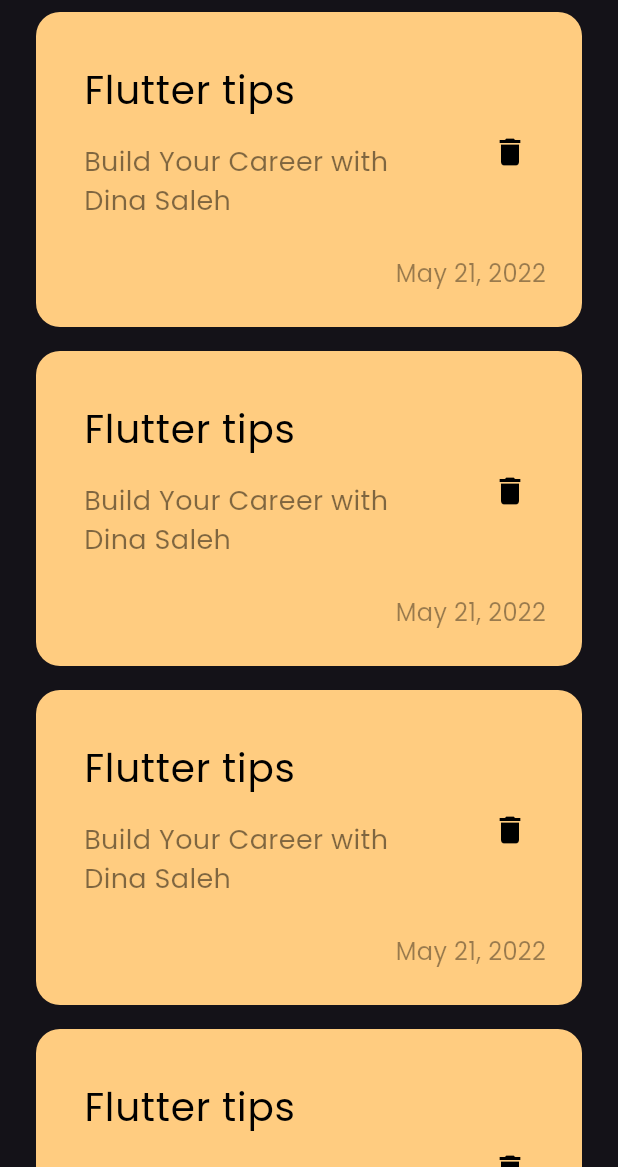
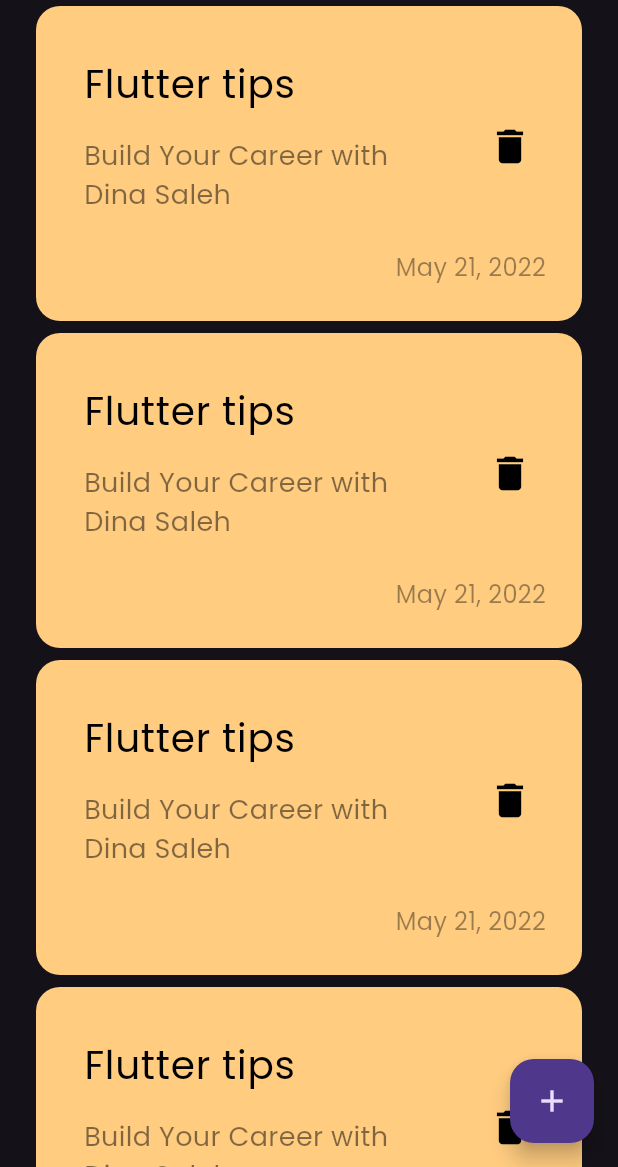
Before and after one commit to dinaSaleh2001/notes_app, a Flutter app: the screen it shows after launch, on a phone screen of 412 x 824 dp, the part 69-1236 px from its top. Run offline on Flutter 3.47's test engine with Material 3 defaults, Android fonts, the phone set to English and light mode, and no system bars.

Commit message:
add floating action button

```diff
--- a/lib/Screens/notes_page.dart
+++ b/lib/Screens/notes_page.dart
@@ -7,6 +7,12 @@ class NotesView extends StatelessWidget {
   @override
   Widget build(BuildContext context) {
     return Scaffold(
+      floatingActionButton: FloatingActionButton(
+        child: Icon(
+          Icons.add,
+        ),
+        onPressed: () {},
+      ),
       body: NotesViewBody(),
     );
   }
--- a/lib/widgets/custom_notes_item.dart
+++ b/lib/widgets/custom_notes_item.dart
@@ -43,7 +43,7 @@ class NotesItem extends StatelessWidget {
               onPressed: () {},
               icon: Icon(
                 Icons.delete,
-                size: 24,
+                size: 30,
                 color: Colors.black,
               ),
             ),
--- a/lib/widgets/notes_list_view.dart
+++ b/lib/widgets/notes_list_view.dart
@@ -3,14 +3,14 @@ import 'package:store_app/widgets/custom_notes_item.dart';
 
 class NotesListView extends StatelessWidget {
   const NotesListView({super.key});
-
+  final data = const [];
   @override
   Widget build(BuildContext context) {
     return ListView.builder(
       itemBuilder: (context, index) {
         return Padding(
           padding: const EdgeInsets.symmetric(
-            vertical: 8,
+            vertical: 4,
           ),
           child: NotesItem(),
         );
--- a/lib/widgets/notes_views_body.dart
+++ b/lib/widgets/notes_views_body.dart
@@ -1,6 +1,5 @@
 import 'package:flutter/material.dart';
 import 'package:store_app/widgets/custom_app_bar.dart';
-import 'package:store_app/widgets/custom_notes_item.dart';
 import 'package:store_app/widgets/notes_list_view.dart';
 
 class NotesViewBody extends StatelessWidget {
```
